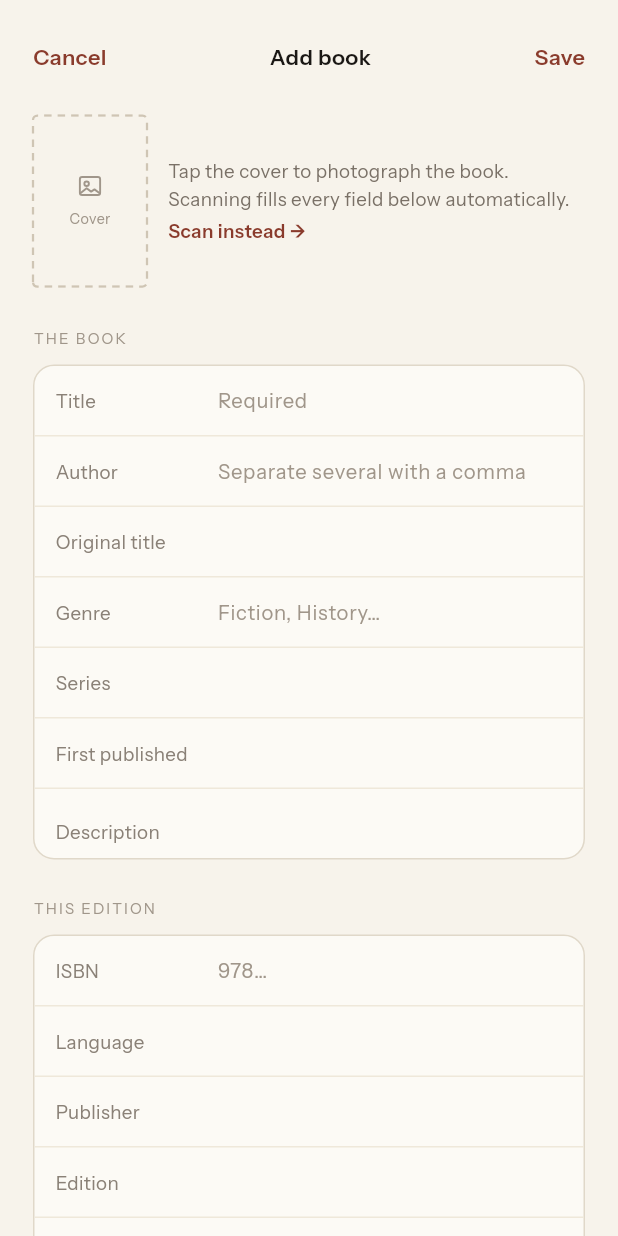
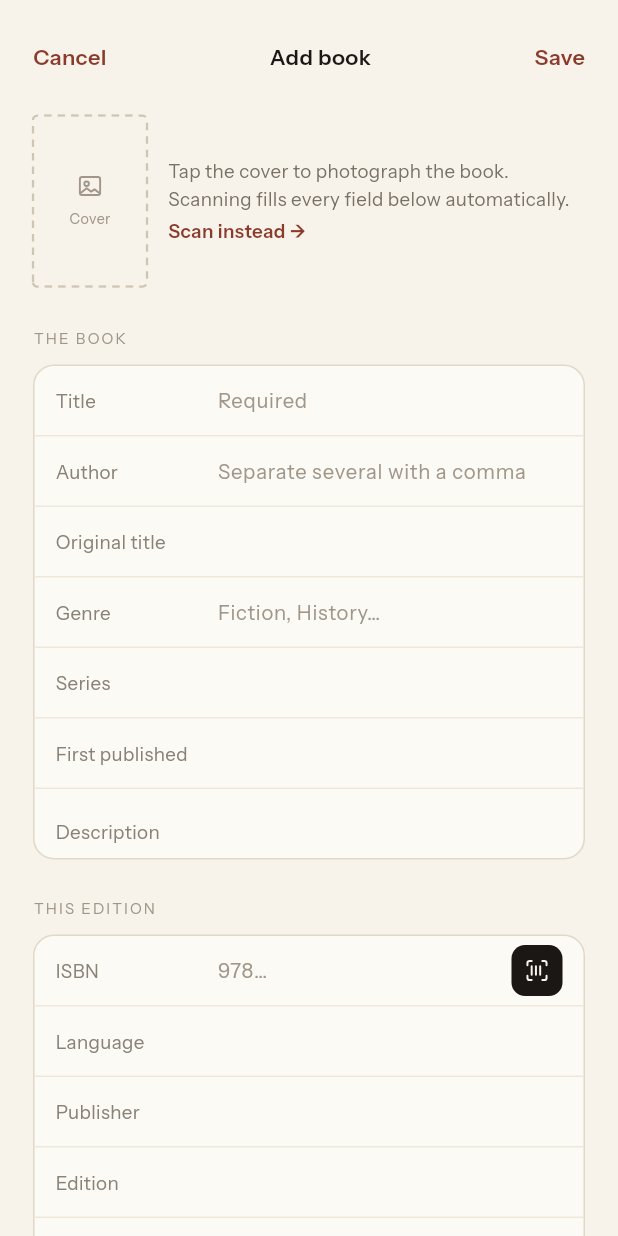
Before and after one commit to Ozodbek4252/my-library, a Flutter app: the AddBookScreen screen opened by its route, on a phone screen of 412 x 824 dp. Run offline on Flutter 3.47's test engine with Material 3 defaults, Android fonts, the light colour scheme and no system bars; our stand-ins replace cached_network_image, drift, drift_flutter, flutter_riverpod, flutter_svg, go_router and 4 more; missing offline and left inert: mobile_scanner; accounts and stored records are empty; generated files the repository leaves out were written again; statements that could not run were skipped.

Commit message:
feat: add ISBN scanning functionality to streamline book entry process

```diff
--- a/lib/core/routing/app_router.dart
+++ b/lib/core/routing/app_router.dart
@@ -72,6 +72,13 @@ final routerProvider = Provider<GoRouter>((ref) {
         path: Routes.scanner,
         pageBuilder: (context, state) =>
             _modalPage(const ScannerScreen(), state),
+      ),
+      GoRoute(
+        path: Routes.scanIsbn,
+        pageBuilder: (context, state) => _modalPage<String>(
+          const ScannerScreen(captureOnly: true),
+          state,
+        ),
       ),
       GoRoute(
         path: Routes.addBook,
--- a/lib/core/routing/routes.dart
+++ b/lib/core/routing/routes.dart
@@ -13,6 +13,9 @@ abstract final class Routes {
   // Presented over the shell, with the bottom nav hidden.
   static const search = '/search';
   static const scanner = '/scan';
+
+  /// Reads a barcode and returns the ISBN to the caller, without looking it up.
+  static const scanIsbn = '/scan/isbn';
   static const addBook = '/add';
   static const importExport = '/import';
 
--- a/lib/features/books/presentation/add_book_screen.dart
+++ b/lib/features/books/presentation/add_book_screen.dart
@@ -254,6 +254,18 @@ class _AddBookScreenState extends ConsumerState<AddBookScreen> {
     }
   }
 
+  /// Reads the ISBN off the book rather than making the user type thirteen
+  /// digits, then fills the rest of the form from it.
+  Future<void> _scanIsbn() async {
+    final isbn = await context.push<String>(Routes.scanIsbn);
+    if (isbn == null || !mounted) return;
+
+    _controller('isbn', '').text = Isbn.display(isbn);
+    _draft.isbnInput = isbn;
+    setState(() {});
+    await _lookupIsbn();
+  }
+
   /// A manually entered book has no cover to fetch, so the user supplies one.
   /// The picked file lives in a cache the system may clear, so it is copied
   /// into the app's own storage before it is recorded.
@@ -505,6 +517,7 @@ class _AddBookScreenState extends ConsumerState<AddBookScreen> {
                   hint: '978…',
                   keyboardType: TextInputType.number,
                   textCapitalization: TextCapitalization.none,
+                  trailing: _ScanIsbnButton(onTap: _scanIsbn),
                 ),
                 EditableFieldRow(
                   label: 'Language',
@@ -604,6 +617,38 @@ class _AddBookScreenState extends ConsumerState<AddBookScreen> {
       ),
     );
   }
+}
+
+/// The barcode button that sits in the ISBN row.
+class _ScanIsbnButton extends StatelessWidget {
+  const _ScanIsbnButton({required this.onTap});
+
+  final VoidCallback onTap;
+
+  @override
+  Widget build(BuildContext context) => Semantics(
+        button: true,
+        label: 'Scan the ISBN',
+        child: GestureDetector(
+          onTap: onTap,
+          behavior: HitTestBehavior.opaque,
+          child: Container(
+            width: 34,
+            height: 34,
+            margin: const EdgeInsets.only(left: 6),
+            alignment: Alignment.center,
+            decoration: BoxDecoration(
+              color: AppColors.ink,
+              borderRadius: BorderRadius.circular(9),
+            ),
+            child: const AppIcon(
+              AppIcons.barcode,
+              size: 17,
+              color: AppColors.paper,
+            ),
+          ),
+        ),
+      );
 }
 
 enum _CoverAction { camera, gallery, remove }
--- a/lib/features/books/presentation/widgets/editable_field.dart
+++ b/lib/features/books/presentation/widgets/editable_field.dart
@@ -20,6 +20,7 @@ class EditableFieldRow extends StatelessWidget {
     this.maxLines = 1,
     this.onChanged,
     this.textCapitalization = TextCapitalization.sentences,
+    this.trailing,
   });
 
   final String label;
@@ -32,6 +33,9 @@ class EditableFieldRow extends StatelessWidget {
   final int maxLines;
   final ValueChanged<String>? onChanged;
   final TextCapitalization textCapitalization;
+
+  /// An action that belongs to this field — scanning a barcode into it, say.
+  final Widget? trailing;
 
   @override
   Widget build(BuildContext context) {
@@ -80,6 +84,7 @@ class EditableFieldRow extends StatelessWidget {
               ),
             ),
           ),
+          ?trailing,
         ],
       ),
     );
```
Also changed, not shown: lib/features/scanner/presentation/scanner_screen.dart (+50 -8 lines), 1 other file.
